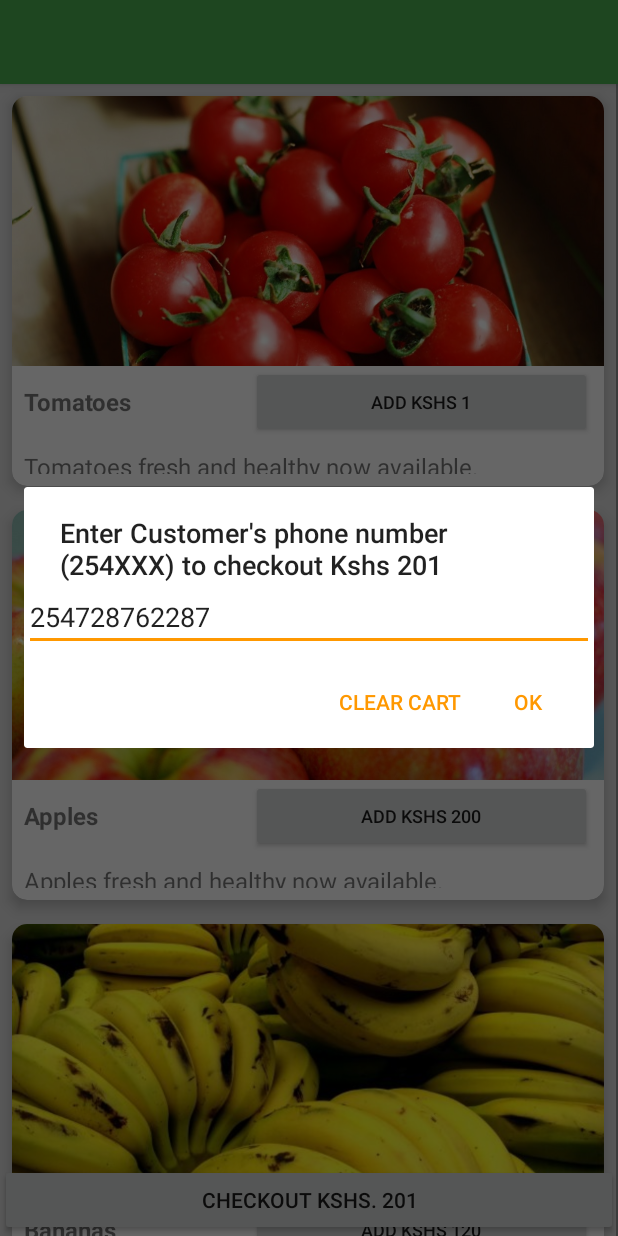
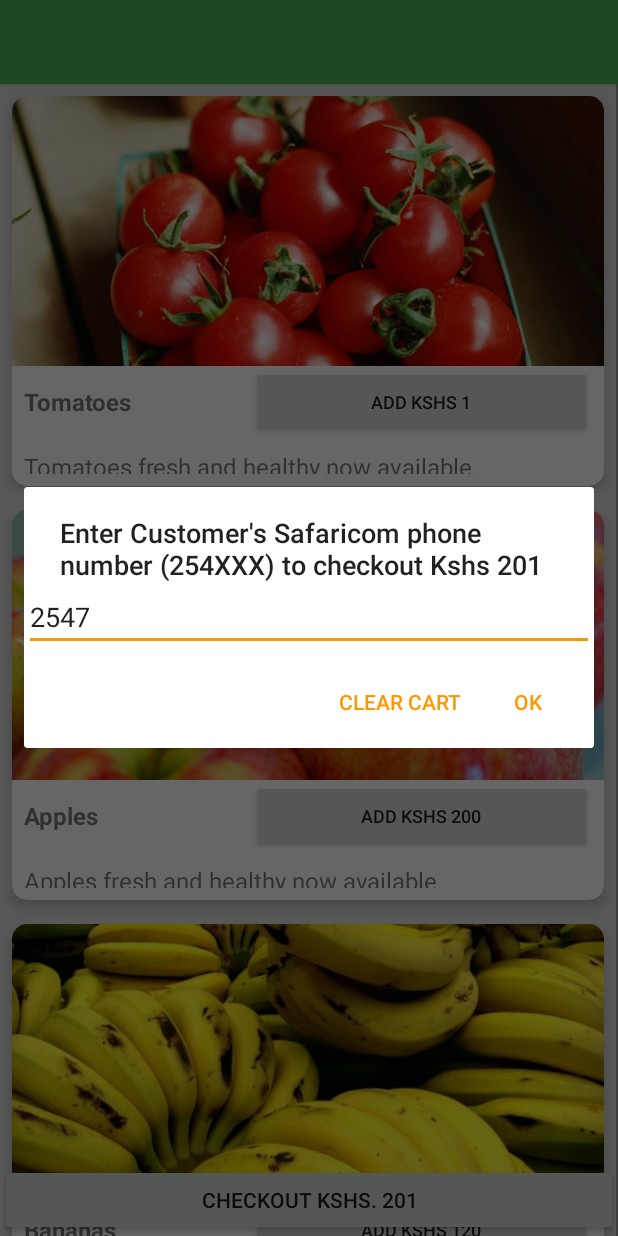
Before and after one commit to safaricom/LNMOnlineAndroidSample, an Android app: the screen it shows after launch (MainActivity), after a tap on an icon or button, on a phone screen of 412 x 824 dp. Run offline under Robolectric (Android 15) with nearby library versions, the phone set to English and light mode, and no system bars; our stand-ins replace ButterKnife; libraries missing offline, so code that uses them is left out: cn.pedant, junit.framework; 3 other taps on this screen came first.

Commit message:
updated default phone number

```diff
--- a/app/src/main/java/com/myduka/app/activity/MainActivity.java
+++ b/app/src/main/java/com/myduka/app/activity/MainActivity.java
@@ -231,11 +231,11 @@
 
     public void getPhoneNumber() {
         AlertDialog.Builder builder = new AlertDialog.Builder(this);
-        builder.setTitle("Enter Customer's phone number (254XXX) to checkout Kshs " + String.valueOf(getTotal(prices)));
+        builder.setTitle("Enter Customer's Safaricom phone number (254XXX) to checkout Kshs " + String.valueOf(getTotal(prices)));
 
         final EditText input = new EditText(this);
         input.setInputType(InputType.TYPE_CLASS_PHONE);
-        input.setText("254728762287");
+        input.setText("2547");
         builder.setView(input);
 
         builder.setPositiveButton("OK", new DialogInterface.OnClickListener() {
```
